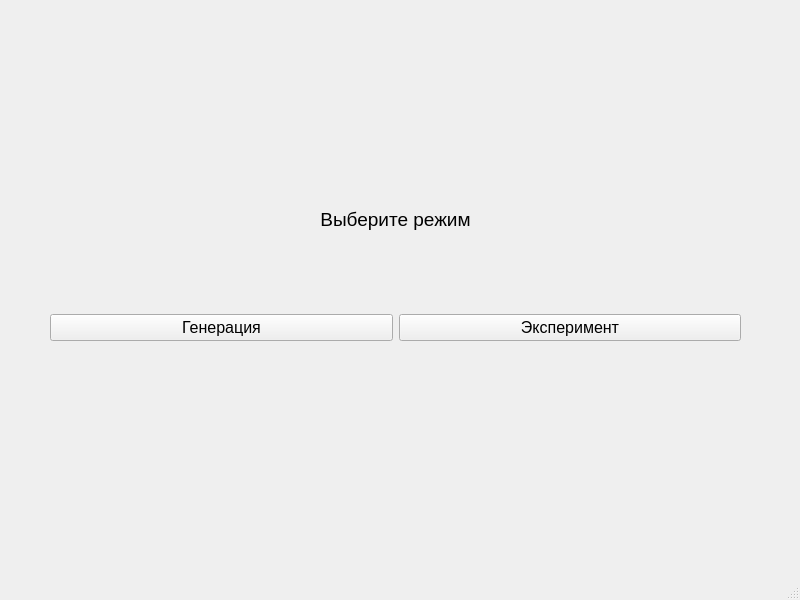
Qt form mainwindow.ui (SpiderKisa/mcrs) before a commit.
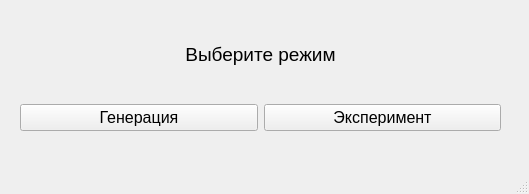
The same form after that commit.

```diff
--- a/mainwindow.ui
+++ b/mainwindow.ui
@@ -6,21 +6,21 @@
    <rect>
     <x>0</x>
     <y>0</y>
-    <width>800</width>
-    <height>600</height>
+    <width>529</width>
+    <height>194</height>
    </rect>
   </property>
   <property name="windowTitle">
    <string>Главное меню</string>
   </property>
   <widget class="QWidget" name="centralwidget">
-   <widget class="QWidget" name="">
+   <widget class="QWidget" name="layoutWidget">
     <property name="geometry">
      <rect>
-      <x>50</x>
-      <y>130</y>
-      <width>691</width>
-      <height>211</height>
+      <x>20</x>
+      <y>10</y>
+      <width>481</width>
+      <height>121</height>
      </rect>
     </property>
     <layout class="QVBoxLayout" name="verticalLayout">
```
Left out of the diff: 2 changed lines with no effect on the pictures.
